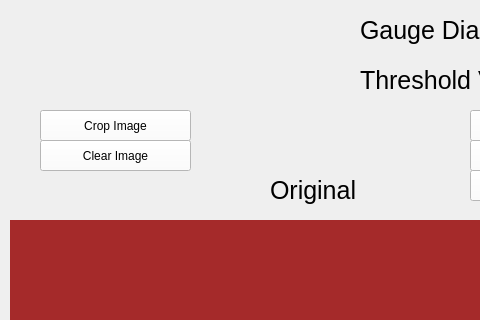
The window that ValveCentralHole/CalibrateWidget.ui (Austin0417/Qt-Visual-Studio-Valve-Central-Hole-Imager) describes before a commit, drawn with Qt 5; both pictures show x 0 to 480 and y 0 to 320 of the 1240 by 720 pixel window.
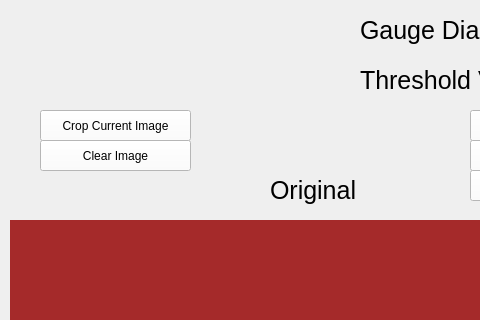
The same window after the commit.

Commit message: started working on a built-in crop feature for the GUI, still some problems with the image scaling leading to inaccurate calibration factor calculation when compared to the original input image

The edit to the form file:
```diff
--- a/ValveCentralHole/CalibrateWidget.ui
+++ b/ValveCentralHole/CalibrateWidget.ui
@@ -322,7 +322,7 @@
     <string notr="true">background: white;</string>
    </property>
    <property name="text">
-    <string>Crop Image</string>
+    <string>Crop Current Image</string>
    </property>
   </widget>
   <widget class="QPushButton" name="clear_image_btn">
```
The commit also changes 56 other files.
